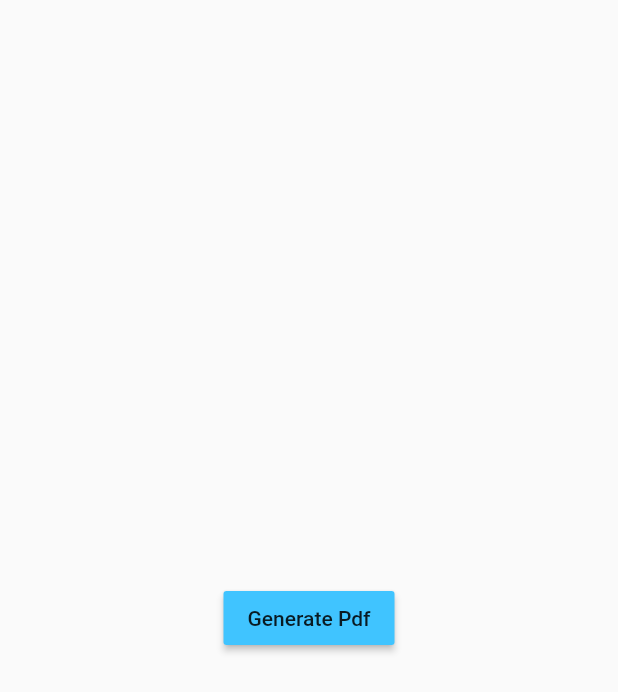
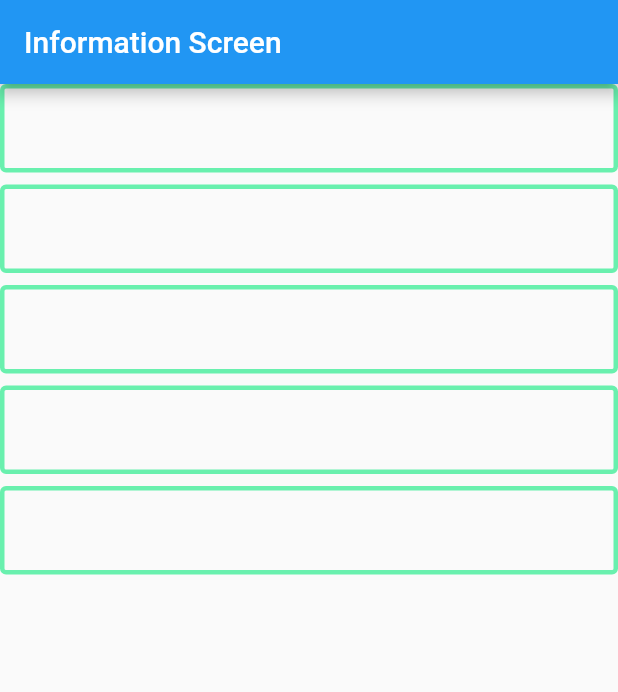
Before and after one commit to jisan66/cover_page_pdf_generator, a Flutter app: the screen it shows after launch, on a phone screen of 412 x 824 dp. Shown: the top 692 px of the screen. Run offline on Flutter 3.47's test engine with Material 3 defaults, Android fonts, the phone set to English and light mode, and no system bars; our stand-ins replace open_filex, pdf.

Commit message:
working on text fields 1

```diff
--- a/lib/main.dart
+++ b/lib/main.dart
@@ -26,10 +26,155 @@ class MyApp extends StatelessWidget {
             displayLarge: TextStyle(fontSize: 26, fontWeight: FontWeight.bold)),
         useMaterial3: false,
       ),
-      home: const MyHomePage(),
+      home: const InformationScreen(),
     );
   }
 }
+
+
+///-----------------------------------------------------------------------------------------------------
+
+
+class InformationScreen extends StatefulWidget {
+  const InformationScreen({super.key});
+
+  @override
+  State<InformationScreen> createState() => _InformationScreenState();
+}
+
+class _InformationScreenState extends State<InformationScreen> {
+  TextEditingController assignmentTitle = TextEditingController();
+  TextEditingController courseName = TextEditingController();
+  TextEditingController courseCode = TextEditingController();
+  TextEditingController submittedByName = TextEditingController();
+  TextEditingController submittedByLevel = TextEditingController();
+  TextEditingController submittedBySemester = TextEditingController();
+  TextEditingController submittedToName = TextEditingController();
+
+
+
+
+  @override
+  Widget build(BuildContext context) {
+    return Scaffold(
+      appBar: AppBar(
+        title: const Text("Information Screen"),
+      ),
+      body: Column(
+        children: [
+          TextFormField(
+            cursorColor: Colors.greenAccent,
+            decoration: InputDecoration(
+              border: OutlineInputBorder(
+                borderRadius: BorderRadius.circular(25)
+              ),
+              enabledBorder: const OutlineInputBorder(
+                borderSide: BorderSide(
+                   color: Colors.greenAccent,
+                  width: 3,
+                )
+              ),
+                focusedBorder: const OutlineInputBorder(
+                    borderSide: BorderSide(
+                      color: Colors.greenAccent,
+                      width: 3,
+                    )
+                )
+            ),
+          ),
+          const SizedBox(height: 8,),
+          TextFormField(
+            cursorColor: Colors.greenAccent,
+            decoration: InputDecoration(
+                border: OutlineInputBorder(
+                    borderRadius: BorderRadius.circular(25)
+                ),
+                enabledBorder: const OutlineInputBorder(
+                    borderSide: BorderSide(
+                      color: Colors.greenAccent,
+                      width: 3,
+                    )
+                ),
+                focusedBorder: const OutlineInputBorder(
+                    borderSide: BorderSide(
+                      color: Colors.greenAccent,
+                      width: 3,
+                    )
+                )
+            ),
+          ),
+          const SizedBox(height: 8,),
+          TextFormField(
+            cursorColor: Colors.greenAccent,
+            decoration: InputDecoration(
+                border: OutlineInputBorder(
+                    borderRadius: BorderRadius.circular(25)
+                ),
+                enabledBorder: const OutlineInputBorder(
+                    borderSide: BorderSide(
+                      color: Colors.greenAccent,
+                      width: 3,
+                    )
+                ),
+                focusedBorder: const OutlineInputBorder(
+                    borderSide: BorderSide(
+                      color: Colors.greenAccent,
+                      width: 3,
+                    )
+                )
+            ),
+          ),
+          const SizedBox(height: 8,),
+          TextFormField(
+            cursorColor: Colors.greenAccent,
+            decoration: InputDecoration(
+                border: OutlineInputBorder(
+                    borderRadius: BorderRadius.circular(25)
+                ),
+                enabledBorder: const OutlineInputBorder(
+                    borderSide: BorderSide(
+                      color: Colors.greenAccent,
+                      width: 3,
+                    )
+                ),
+                focusedBorder: const OutlineInputBorder(
+                    borderSide: BorderSide(
+                      color: Colors.greenAccent,
+                      width: 3,
+                    )
+                )
+            ),
+          ),
+          const SizedBox(height: 8,),
+          TextFormField(
+            cursorColor: Colors.greenAccent,
+            decoration: InputDecoration(
+                border: OutlineInputBorder(
+                    borderRadius: BorderRadius.circular(25)
+                ),
+                enabledBorder: const OutlineInputBorder(
+                    borderSide: BorderSide(
+                      color: Colors.greenAccent,
+                      width: 3,
+                    )
+                ),
+                focusedBorder: const OutlineInputBorder(
+                    borderSide: BorderSide(
+                      color: Colors.greenAccent,
+                      width: 3,
+                    )
+                )
+            ),
+          ),
+          const SizedBox(height: 16,),
+          MaterialButton(onPressed: (){Navigator.push(context, MaterialPageRoute(builder: (_)=> const MyHomePage()));})
+        ],
+      ),
+    );
+  }
+}
+
+
 
 class MyHomePage extends StatefulWidget {
   const MyHomePage({super.key});
@@ -56,6 +201,10 @@ class _MyHomePageState extends State<MyHomePage> {
     );
   }
 
+
+  ///-----------------------------------------------------------------------------------------------------
+
+
   createPdf() async {
     var logo = (await rootBundle.load('assets/hstu.png')).buffer.asUint8List();
     final doc = pw.Document();
@@ -81,7 +230,7 @@ class _MyHomePageState extends State<MyHomePage> {
                   pw.Text("Semester"),
                 ]),
                 pw.Column(children: [
-                  pw.Text("Submitted to"),
+                  pw.Text("Submitted to",style:  pw.TextStyle(color: PdfColor( 1,  2,   3))),
                   pw.Text("Name"),
                   pw.Text("Designation"),
                   pw.Text("Faculty of"),
@@ -107,24 +256,24 @@ class _MyHomePageState extends State<MyHomePage> {
 
 ///------------------------------------------------------------------------------------------
 
-class Invoice {
-  final String customer;
-  final String address;
-  final List<LineItem> items;
-
-  Invoice(this.customer, this.address, this.items);
-
-  double totalCost() {
-    return items.fold(
-        0, (previousValue, element) => previousValue + element.cost);
-  }
-}
-
-class LineItem {
-  final String description;
-  final double cost;
-
-  LineItem(this.description, this.cost);
-}
+// class Invoice {
+//   final String customer;
+//   final String address;
+//   final List<LineItem> items;
+//
+//   Invoice(this.customer, this.address, this.items);
+//
+//   double totalCost() {
+//     return items.fold(
+//         0, (previousValue, element) => previousValue + element.cost);
+//   }
+// }
+//
+// class LineItem {
+//   final String description;
+//   final double cost;
+//
+//   LineItem(this.description, this.cost);
+// }
 
 ///------------------------------------------------------------------------------------------
```
